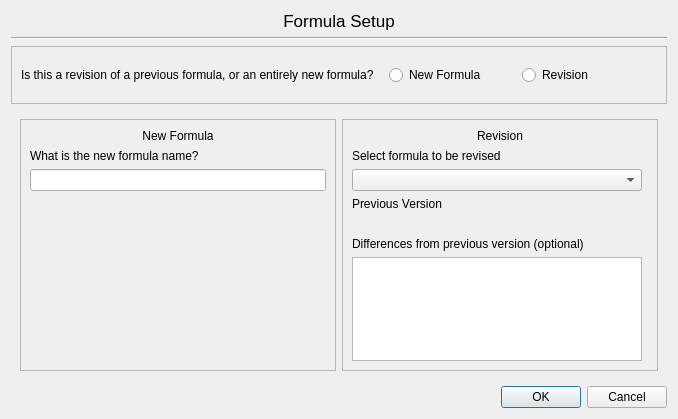
The window that pjrd/ui/formulaSetupDialog.ui (NAustinO/NutriPress) describes before a commit, drawn with Qt 5.
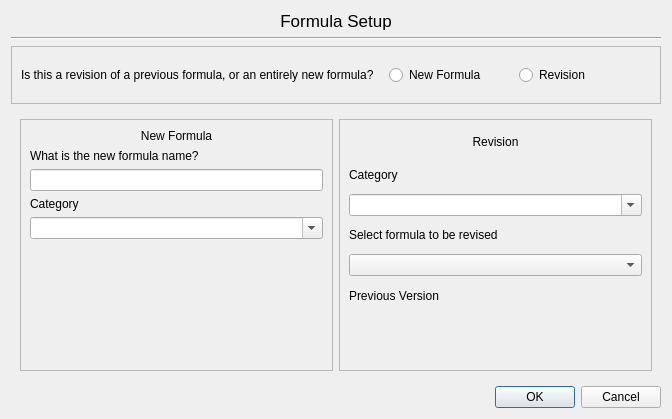
The same window after the commit.

```diff
--- a/pjrd/ui/formulaSetupDialog.ui
+++ b/pjrd/ui/formulaSetupDialog.ui
@@ -6,7 +6,7 @@
    <rect>
     <x>0</x>
     <y>0</y>
-    <width>678</width>
+    <width>672</width>
     <height>419</height>
    </rect>
   </property>
@@ -101,8 +101,8 @@
         <property name="frameShape">
          <enum>QFrame::StyledPanel</enum>
         </property>
-        <layout class="QGridLayout" name="gridLayout">
-         <item row="0" column="0" alignment="Qt::AlignTop">
+        <layout class="QVBoxLayout" name="verticalLayout_3">
+         <item>
           <widget class="QLabel" name="formulaContainerLabel">
            <property name="text">
             <string>New Formula</string>
@@ -112,17 +112,31 @@
            </property>
           </widget>
          </item>
-         <item row="3" column="0">
-          <widget class="QLineEdit" name="formulaNameLineEdit"/>
-         </item>
-         <item row="1" column="0">
+         <item>
           <widget class="QLabel" name="formulaNamePromptLabel">
            <property name="text">
             <string>What is the new formula name?</string>
            </property>
           </widget>
          </item>
-         <item row="4" column="0">
+         <item>
+          <widget class="QLineEdit" name="formulaNameLineEdit"/>
+         </item>
+         <item>
+          <widget class="QLabel" name="label_2">
+           <property name="text">
+            <string>Category</string>
+           </property>
+          </widget>
+         </item>
+         <item>
+          <widget class="QComboBox" name="newCategoryComboBox">
+           <property name="editable">
+            <bool>true</bool>
+           </property>
+          </widget>
+         </item>
+         <item>
           <spacer name="verticalSpacer">
            <property name="orientation">
             <enum>Qt::Vertical</enum>
@@ -135,6 +149,19 @@
            </property>
           </spacer>
          </item>
+         <item>
+          <spacer name="horizontalSpacer_2">
+           <property name="orientation">
+            <enum>Qt::Horizontal</enum>
+           </property>
+           <property name="sizeHint" stdset="0">
+            <size>
+             <width>40</width>
+             <height>20</height>
+            </size>
+           </property>
+          </spacer>
+         </item>
         </layout>
        </widget>
       </item>
@@ -143,15 +170,8 @@
         <property name="frameShape">
          <enum>QFrame::StyledPanel</enum>
         </property>
-        <layout class="QGridLayout" name="gridLayout_2">
-         <item row="4" column="0">
-          <widget class="QLabel" name="previousVersionLabel">
-           <property name="text">
-            <string>Previous Version</string>
-           </property>
-          </widget>
-         </item>
-         <item row="0" column="0" colspan="2">
+        <layout class="QVBoxLayout" name="verticalLayout_2">
+         <item>
           <widget class="QLabel" name="revisionContainerLabel">
            <property name="text">
             <string>Revision</string>
@@ -161,33 +181,57 @@
            </property>
           </widget>
          </item>
-         <item row="2" column="0">
+         <item>
+          <widget class="QLabel" name="label">
+           <property name="text">
+            <string>Category</string>
+           </property>
+          </widget>
+         </item>
+         <item>
+          <widget class="QComboBox" name="revisionCategoryComboBox">
+           <property name="editable">
+            <bool>true</bool>
+           </property>
+          </widget>
+         </item>
+         <item>
           <widget class="QLabel" name="revisedFormulaPromptLabel">
            <property name="text">
             <string>Select formula to be revised</string>
            </property>
           </widget>
          </item>
-         <item row="3" column="0">
+         <item>
           <widget class="QComboBox" name="formulasToDateComboBox"/>
          </item>
-         <item row="7" column="0">
-          <widget class="QLabel" name="differencesPrompt">
+         <item>
+          <widget class="QLabel" name="previousVersionLabel">
            <property name="text">
-            <string>Differences from previous version (optional)</string>
+            <string>Previous Version</string>
            </property>
           </widget>
          </item>
-         <item row="8" column="0">
-          <widget class="QTextEdit" name="differencesTextEdit"/>
-         </item>
-         <item row="5" column="0">
+         <item>
           <widget class="QLabel" name="previousVersionPlaceholderLabel">
            <property name="text">
             <string/>
            </property>
           </widget>
          </item>
+         <item>
+          <spacer name="horizontalSpacer">
+           <property name="orientation">
+            <enum>Qt::Horizontal</enum>
+           </property>
+           <property name="sizeHint" stdset="0">
+            <size>
+             <width>40</width>
+             <height>20</height>
+            </size>
+           </property>
+          </spacer>
+         </item>
         </layout>
        </widget>
       </item>
```
